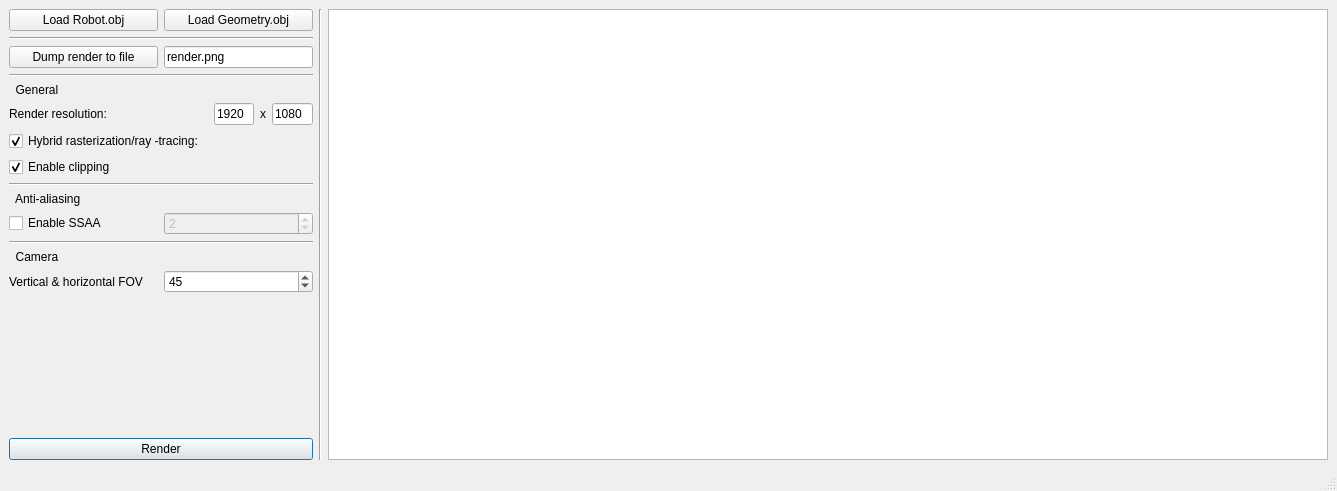
This is tp2/projets/QT/mainwindow.ui in TomClabault/RayTracerCPP as Qt 5 draws it before an edit. The edited form follows.
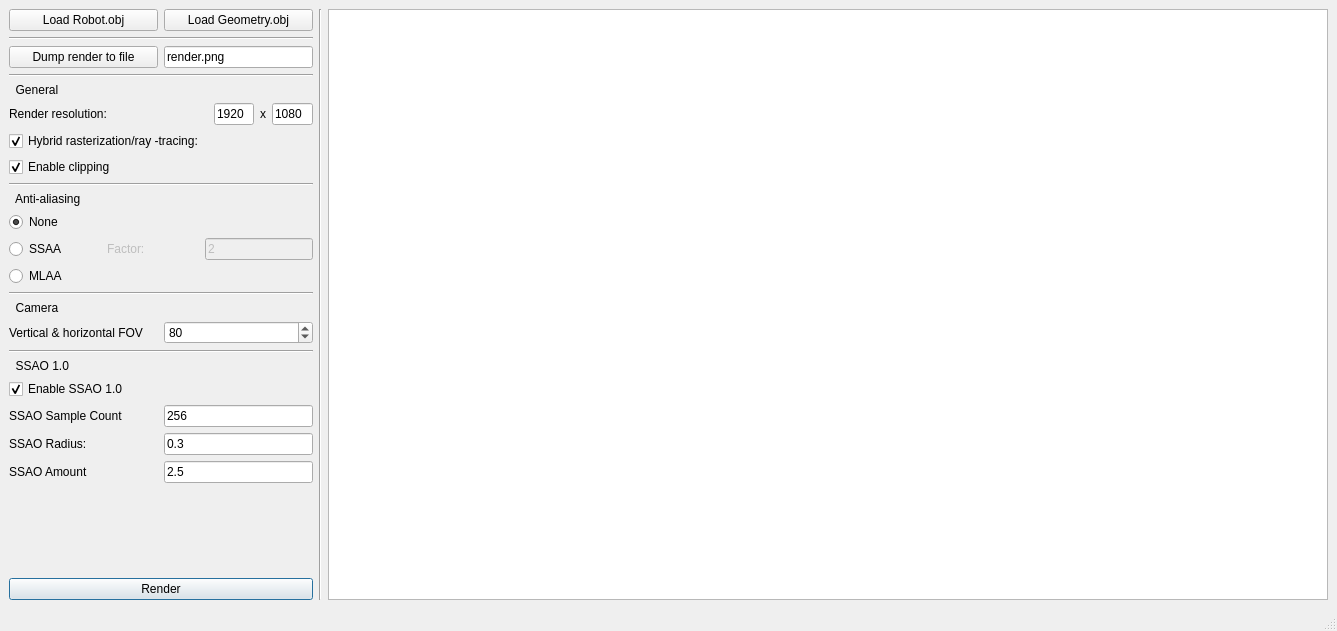
This is the edited form.

Commit message: SIMD implementation of SSAO

What changed in the file:
```diff
--- a/tp2/projets/QT/mainwindow.ui
+++ b/tp2/projets/QT/mainwindow.ui
@@ -7,7 +7,7 @@
     <x>0</x>
     <y>0</y>
     <width>1337</width>
-    <height>491</height>
+    <height>631</height>
    </rect>
   </property>
   <property name="windowTitle">
@@ -210,38 +210,59 @@
         </item>
         <item>
          <layout class="QGridLayout" name="anti_aliasing_grid">
-          <item row="2" column="1">
-           <widget class="QSpinBox" name="ssaa_spin_box">
-            <property name="enabled">
-             <bool>false</bool>
-            </property>
-            <property name="sizePolicy">
-             <sizepolicy hsizetype="Minimum" vsizetype="Fixed">
-              <horstretch>0</horstretch>
-              <verstretch>0</verstretch>
-             </sizepolicy>
-            </property>
-            <property name="layoutDirection">
-             <enum>Qt::LeftToRight</enum>
-            </property>
-            <property name="frame">
-             <bool>true</bool>
-            </property>
-            <property name="minimum">
-             <number>1</number>
-            </property>
-            <property name="maximum">
-             <number>100000</number>
-            </property>
-            <property name="value">
-             <number>2</number>
-            </property>
-           </widget>
-          </item>
           <item row="2" column="0">
-           <widget class="QCheckBox" name="enable_ssaa_check_box">
+           <widget class="QRadioButton" name="mlaa_radio_button">
             <property name="text">
-             <string>Enable SSAA</string>
+             <string>MLAA</string>
+            </property>
+           </widget>
+          </item>
+          <item row="1" column="0">
+           <widget class="QRadioButton" name="ssaa_radio_button">
+            <property name="text">
+             <string>SSAA</string>
+            </property>
+           </widget>
+          </item>
+          <item row="0" column="0">
+           <widget class="QRadioButton" name="no_aa_radio_button">
+            <property name="text">
+             <string>None</string>
+            </property>
+            <property name="checked">
+             <bool>true</bool>
+            </property>
+           </widget>
+          </item>
+          <item row="1" column="2">
+           <widget class="QLineEdit" name="ssaa_factor_edit">
+            <property name="enabled">
+             <bool>false</bool>
+            </property>
+            <property name="sizePolicy">
+             <sizepolicy hsizetype="Minimum" vsizetype="Fixed">
+              <horstretch>0</horstretch>
+              <verstretch>0</verstretch>
+             </sizepolicy>
+            </property>
+            <property name="text">
+             <string>2</string>
+            </property>
+           </widget>
+          </item>
+          <item row="1" column="1">
+           <widget class="QLabel" name="ssaa_factor_label">
+            <property name="enabled">
+             <bool>false</bool>
+            </property>
+            <property name="sizePolicy">
+             <sizepolicy hsizetype="Minimum" vsizetype="Preferred">
+              <horstretch>0</horstretch>
+              <verstretch>0</verstretch>
+             </sizepolicy>
+            </property>
+            <property name="text">
+             <string>Factor:</string>
             </property>
            </widget>
           </item>
@@ -287,7 +308,7 @@
              </size>
             </property>
             <property name="value">
-             <number>45</number>
+             <number>80</number>
             </property>
            </widget>
           </item>
@@ -306,6 +327,124 @@
           </item>
          </layout>
         </item>
+        <item>
+         <widget class="Line" name="line_6">
+          <property name="orientation">
+           <enum>Qt::Horizontal</enum>
+          </property>
+         </widget>
+        </item>
+        <item>
+         <widget class="QLabel" name="ssao_1_label">
+          <property name="sizePolicy">
+           <sizepolicy hsizetype="Minimum" vsizetype="Preferred">
+            <horstretch>0</horstretch>
+            <verstretch>0</verstretch>
+           </sizepolicy>
+          </property>
+          <property name="text">
+           <string>  SSAO 1.0</string>
+          </property>
+         </widget>
+        </item>
+        <item>
+         <layout class="QGridLayout" name="ssao_1_grid">
+          <item row="6" column="0">
+           <widget class="QLabel" name="ssao_1_amount_label">
+            <property name="sizePolicy">
+             <sizepolicy hsizetype="Minimum" vsizetype="Preferred">
+              <horstretch>0</horstretch>
+              <verstretch>0</verstretch>
+             </sizepolicy>
+            </property>
+            <property name="text">
+             <string>SSAO Amount</string>
+            </property>
+           </widget>
+          </item>
+          <item row="6" column="1">
+           <widget class="QLineEdit" name="ssao_1_amount_edit">
+            <property name="sizePolicy">
+             <sizepolicy hsizetype="Minimum" vsizetype="Fixed">
+              <horstretch>0</horstretch>
+              <verstretch>0</verstretch>
+             </sizepolicy>
+            </property>
+            <property name="text">
+             <string>2.5</string>
+            </property>
+           </widget>
+          </item>
+          <item row="4" column="1">
+           <widget class="QLineEdit" name="ssao_1_radius_edit">
+            <property name="sizePolicy">
+             <sizepolicy hsizetype="Minimum" vsizetype="Fixed">
+              <horstretch>0</horstretch>
+              <verstretch>0</verstretch>
+             </sizepolicy>
+            </property>
+            <property name="text">
+             <string>0.3</string>
+            </property>
+           </widget>
+          </item>
+          <item row="0" column="0">
+           <widget class="QCheckBox" name="enable_ssao_1_checkbox">
+            <property name="sizePolicy">
+             <sizepolicy hsizetype="Minimum" vsizetype="Fixed">
+              <horstretch>0</horstretch>
+              <verstretch>0</verstretch>
+             </sizepolicy>
+            </property>
+            <property name="text">
+             <string>Enable SSAO 1.0</string>
+            </property>
+            <property name="checked">
+             <bool>true</bool>
+            </property>
+           </widget>
+          </item>
+          <item row="4" column="0">
+           <widget class="QLabel" name="ssao_1_radius_label">
+            <property name="sizePolicy">
+             <sizepolicy hsizetype="Minimum" vsizetype="Preferred">
+              <horstretch>0</horstretch>
+              <verstretch>0</verstretch>
+             </sizepolicy>
+            </property>
+            <property name="text">
+             <string>SSAO Radius:</string>
+            </property>
+           </widget>
+          </item>
+          <item row="2" column="0">
+           <widget class="QLabel" name="ssao_1_sample_count_label">
+            <property name="sizePolicy">
+             <sizepolicy hsizetype="Minimum" vsizetype="Preferred">
+              <horstretch>0</horstretch>
+              <verstretch>0</verstretch>
+             </sizepolicy>
+            </property>
+            <property name="text">
+             <string>SSAO Sample Count</string>
+            </property>
+           </widget>
+          </item>
+          <item row="2" column="1">
+           <widget class="QLineEdit" name="ssao_1_sample_count_edit">
+            <property name="sizePolicy">
+             <sizepolicy hsizetype="Minimum" vsizetype="Fixed">
+              <horstretch>0</horstretch>
+              <verstretch>0</verstretch>
+             </sizepolicy>
+            </property>
+            <property name="text">
+             <string>256</string>
+            </property>
+           </widget>
+          </item>
+         </layout>
+        </item>
         <item>
          <spacer name="verticalSpacer">
           <property name="orientation">
```
Left out of the diff: 21 changed lines with no effect on the pictures. The commit also changes 14 other files.
